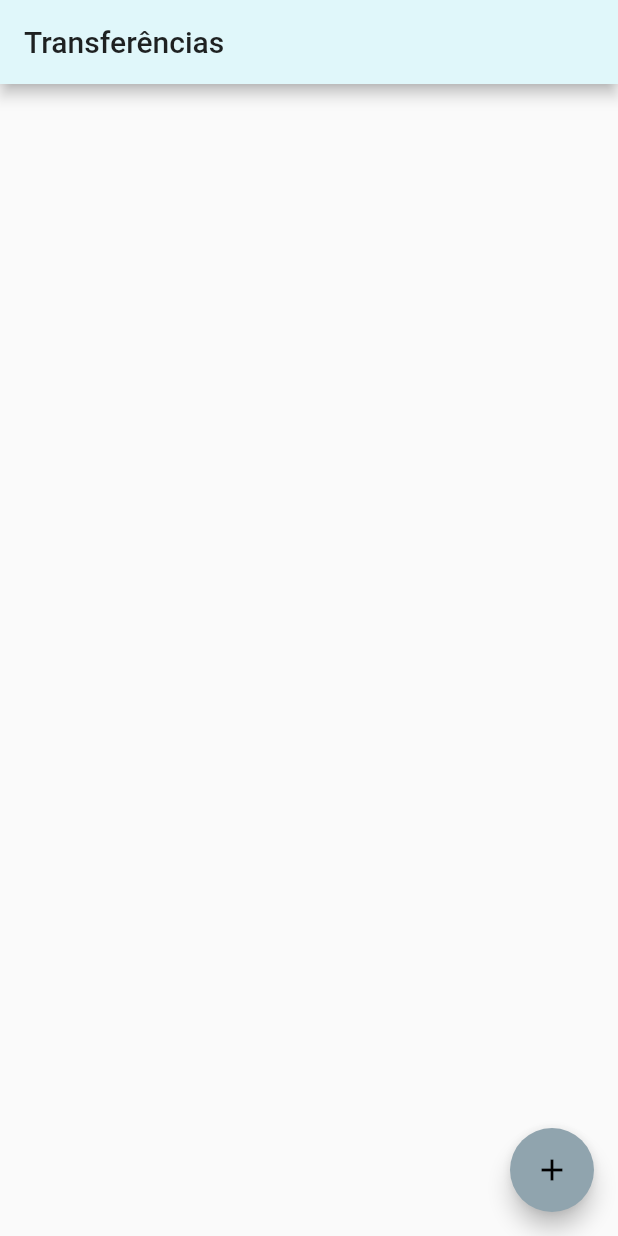
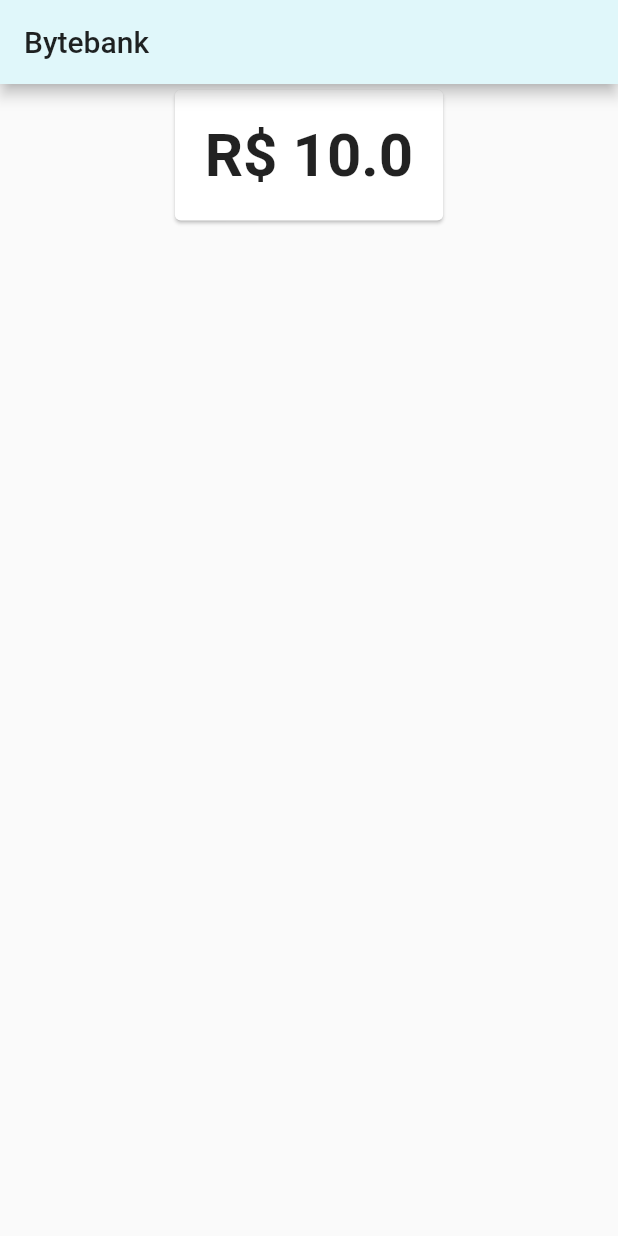
Before and after one commit to themaripool/ProjetoFlutterAlura_ByteBank_GerenciamentoEstados, a Flutter app: the screen it shows after launch, on a phone screen of 412 x 824 dp. Run offline on Flutter 3.47's test engine with Material 2 defaults, Android fonts, the phone set to English and light mode, and no system bars.

Commit message:
[ADD] Dashboard page

```diff
--- a/lib/main.dart
+++ b/lib/main.dart
@@ -1,3 +1,4 @@
+import 'package:bytebank/screens/dashboard/dashboard.dart';
 import 'package:bytebank/screens/transferencia/lista.dart';
 import 'package:flutter/material.dart';
 
@@ -15,7 +16,7 @@ class BytebankApp extends StatelessWidget {
           textTheme: ButtonTextTheme.primary,
         ),
       ),
-      home: ListaTransferencias(),
+      home: Dashboard(),//ListaTransferencias(),
     );
   }
 }
--- /dev/null
+++ b/lib/models/saldo.dart
@@ -0,0 +1,12 @@
+class Saldo {
+  final double valor;
+
+  Saldo(
+    this.valor
+  );
+
+  @override
+  String toString() {
+    return 'R\$ $valor';
+  }
+}
--- /dev/null
+++ b/lib/screens/dashboard/dashboard.dart
@@ -0,0 +1,18 @@
+import 'package:bytebank/models/saldo.dart';
+import 'package:bytebank/screens/dashboard/saldo.dart';
+import 'package:flutter/material.dart';
+
+class Dashboard extends StatelessWidget {
+
+  @override
+  Widget build(BuildContext context) {
+    return Scaffold(
+        appBar: AppBar(
+          title: Text("Bytebank"),
+        ),
+        body: Align(
+          alignment: Alignment.topCenter,
+          child: SaldoCard(Saldo(10.00)),
+        ));
+  }
+}
--- /dev/null
+++ b/lib/screens/dashboard/saldo.dart
@@ -0,0 +1,21 @@
+import 'package:bytebank/models/saldo.dart';
+import 'package:flutter/material.dart';
+
+class SaldoCard extends StatelessWidget {
+
+  final Saldo saldo;
+  SaldoCard(this.saldo);
+
+  @override
+  Widget build(BuildContext context) {
+    return Card(
+      child: Padding(
+        padding: EdgeInsets.all(20.0),
+        child: Text(saldo.toString(),
+          textAlign: TextAlign.center,
+          style: TextStyle(fontSize: 40.0, fontWeight: FontWeight.bold),
+        ),
+      ),
+    );
+  }
+}
```
